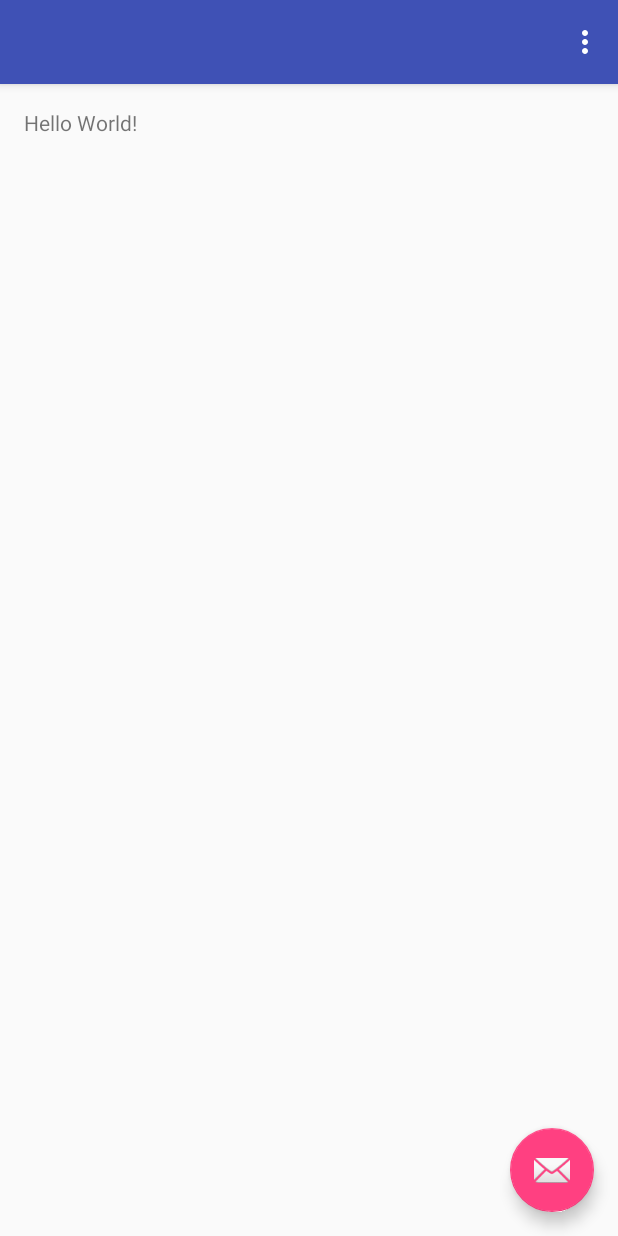
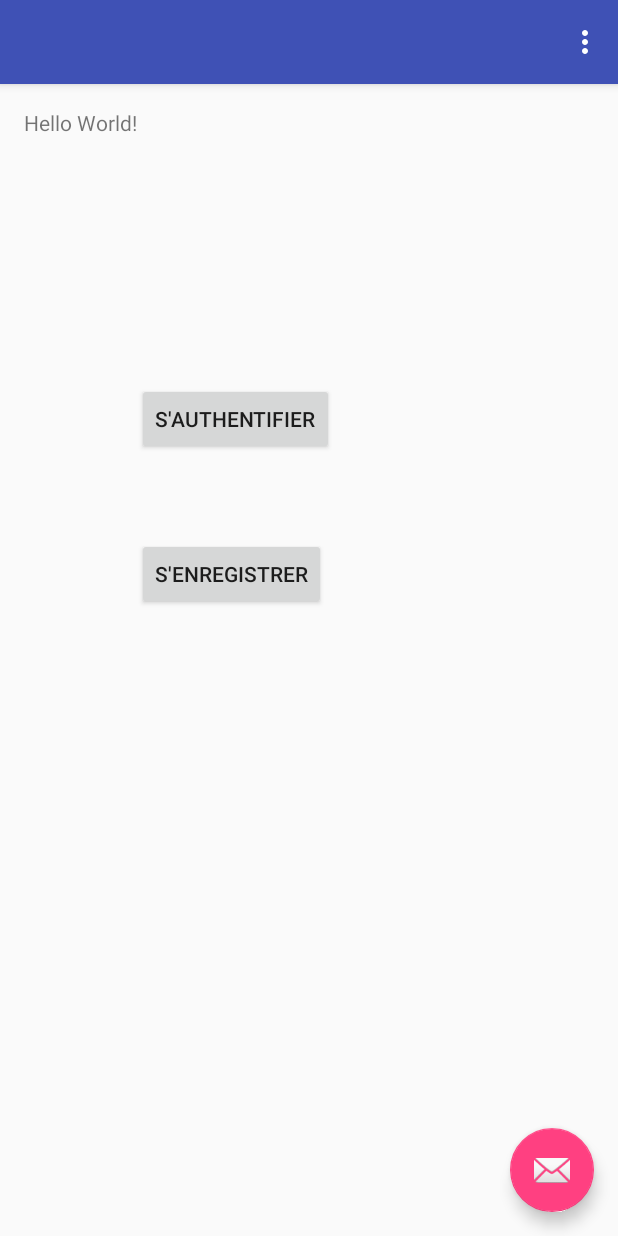
Before and after one commit to marwensaid/TPAndroidSaidiJimy, an Android app: the screen it shows after launch (MainActivity), on a phone screen of 412 x 824 dp. Run offline under Robolectric (Android 15) with nearby library versions, the phone set to English and light mode, and no system bars.

Commit message:
feat (AndroidTP) refactor layout -- MS

```diff
--- a/app/src/main/java/com/example/jimyzak/myapplication/MainActivity.java
+++ b/app/src/main/java/com/example/jimyzak/myapplication/MainActivity.java
@@ -51,14 +51,13 @@ public class MainActivity extends AppCompatActivity {
         return super.onOptionsItemSelected(item);
     }
 
-    @Override
     public void onClick(View view) {
         switch (view.getId()){
-            case R.id.register:
+            case R.id.buttonAuth:
                 startActivity(new Intent(MainActivity.this, RegisterActivity.class));
                 break;
 
-            case R.id.login:
+            case R.id.buttonEnr:
                 startActivity(new Intent(MainActivity.this, LoginActivity.class));
                 break;
         }
--- a/app/src/main/res/layout/content_main.xml
+++ b/app/src/main/res/layout/content_main.xml
@@ -10,5 +10,24 @@
     tools:showIn="@layout/activity_main" tools:context=".MainActivity">
 
     <TextView android:text="Hello World!" android:layout_width="wrap_content"
-        android:layout_height="wrap_content" />
+        android:layout_height="wrap_content"
+        android:id="@+id/textView4" />
+
+    <Button
+        android:layout_width="wrap_content"
+        android:layout_height="wrap_content"
+        android:text="S&apos;authentifier"
+        android:id="@+id/buttonAuth"
+        android:layout_below="@+id/textView4"
+        android:layout_toEndOf="@+id/textView4"
+        android:layout_marginTop="164dp" />
+
+    <Button
+        android:layout_width="wrap_content"
+        android:layout_height="wrap_content"
+        android:text="S&apos;enregistrer"
+        android:id="@+id/buttonEnr"
+        android:layout_marginTop="55dp"
+        android:layout_below="@+id/buttonAuth"
+        android:layout_alignStart="@+id/buttonAuth" />
 </RelativeLayout>
--- a/app/src/main/res/layout/content_register.xml
+++ b/app/src/main/res/layout/content_register.xml
@@ -109,7 +109,7 @@
         android:layout_width="wrap_content"
         android:layout_height="wrap_content"
         android:text="S&apos;enregistrer"
-        android:id="@+id/button"
+        android:id="@+id/buttonRegister"
         android:layout_alignParentBottom="true"
         android:layout_alignParentStart="true" />
 
```
